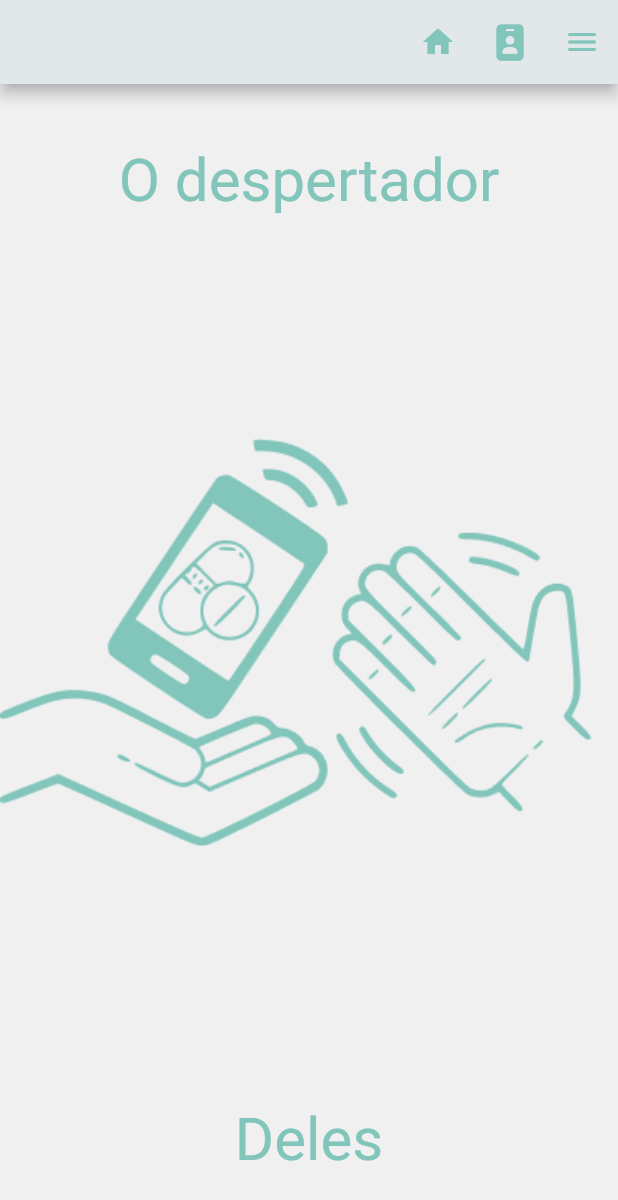
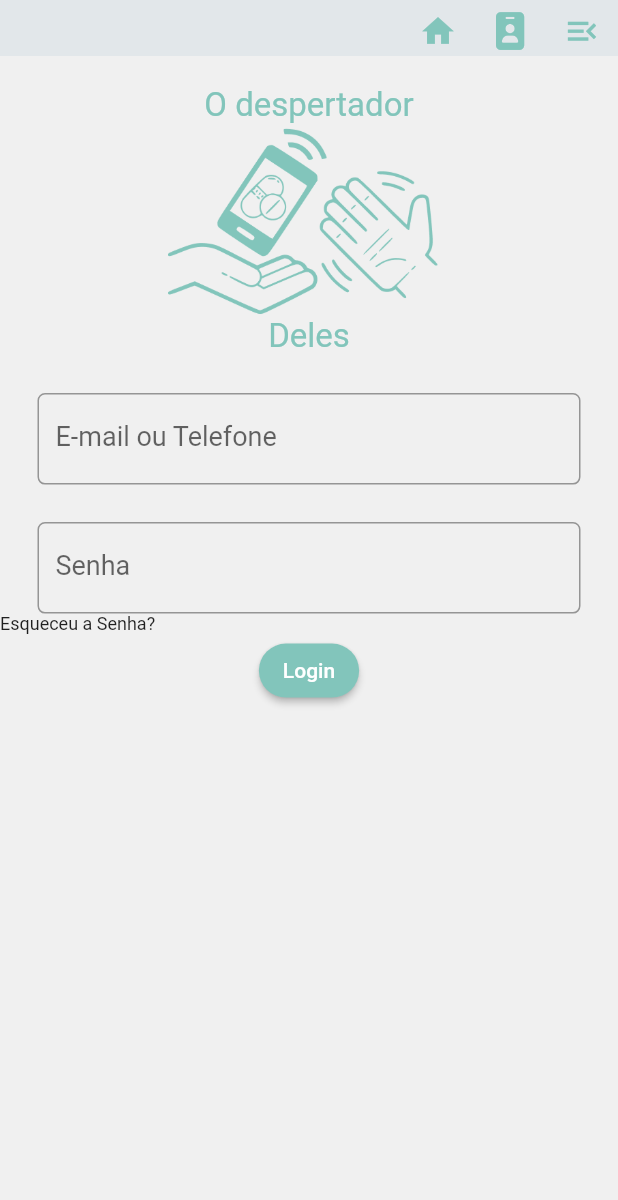
Before and after one commit to hallefcalves/smart_mhealth_admin, a Flutter app: the screen it shows after launch, on a phone screen of 412 x 824 dp. Shown: the top 1200 px of the screen. Run offline on Flutter 3.47's test engine with Material 2 defaults, Android fonts, the light colour scheme and no system bars; our stand-ins replace font_awesome_flutter, google_fonts.

Commit message:
Login screen progress

```diff
--- a/lib/components/appbar.dart
+++ b/lib/components/appbar.dart
@@ -10,21 +10,31 @@ class AppBarCustom extends StatelessWidget with PreferredSizeWidget {
     return AppBar(
       backgroundColor: MyTheme.defaultTheme.appBarTheme.backgroundColor,
       iconTheme: IconThemeData(color: MyTheme.defaultTheme.primaryColor),
+      elevation: 0,
       actions: <Widget>[
         IconButton(
           onPressed: () {
             Scaffold.of(context).openEndDrawer();
           },
-          icon: Icon(Icons.home),
+          icon: const Icon(
+            Icons.home,
+            size: 25.0,
+          ),
         ),
         IconButton(
-          icon: FaIcon(FontAwesomeIcons.solidIdBadge),
+          icon: const FaIcon(
+            FontAwesomeIcons.solidIdBadge,
+            size: 25.0,
+          ),
           onPressed: () {
             Scaffold.of(context).openEndDrawer();
           },
         ),
         IconButton(
-          icon: Icon(Icons.menu),
+          icon: const Icon(
+            Icons.menu_open,
+            size: 25.0,
+          ),
           onPressed: () {
             Scaffold.of(context).openEndDrawer();
           },
@@ -34,5 +44,5 @@ class AppBarCustom extends StatelessWidget with PreferredSizeWidget {
   }
 
   @override
-  Size get preferredSize => const Size.fromHeight(kToolbarHeight);
+  Size get preferredSize => const Size.fromHeight(kToolbarHeight/1.5);
 }
--- a/lib/screens/login.dart
+++ b/lib/screens/login.dart
@@ -1,4 +1,4 @@
-import 'dart:io';
+import 'dart:ui';
 
 import 'package:flutter/material.dart';
 import 'package:smart_mhealth_admin/components/appbar.dart';
@@ -8,52 +8,106 @@ import 'package:smart_mhealth_admin/themes/color.dart';
 
 class Login extends StatelessWidget {
   Login({Key? key}) : super(key: key);
-  final String image = '../assets/images/logo.svg';
+  final String image = 'lib/assets/images/Logo_Verde.png';
   @override
   Widget build(BuildContext context) {
     return Scaffold(
-      appBar: AppBarCustom(),
-      endDrawer: DrawerCustom(),
-      body: Container(
-        child: Column(
-          mainAxisAlignment: MainAxisAlignment.spaceBetween,
-          crossAxisAlignment: CrossAxisAlignment.start,
+      appBar: const AppBarCustom(),
+      endDrawer: const DrawerCustom(),
+      body: Column(
         children: <Widget>[
           Padding(
-              padding: const EdgeInsets.all(41.0),
-              child: Align(
-                alignment: Alignment.center,
+            padding: const EdgeInsets.only(top: 20.0),
             child: Text(
               'O despertador',
-                  textDirection: TextDirection.ltr,
-                  textAlign: TextAlign.center,
               style: GoogleFonts.rampartOne(
-                    fontSize: 40,
+                fontSize: 22,
                 fontWeight: FontWeight.w400,
                 color: MyTheme.defaultTheme.primaryColor,
               ),
             ),
           ),
+          Center(
+            child: Image.asset(
+              image,
+              scale: 2.2,
             ),
-            Image.asset('lib/assets/images/Logo_Verde.png'),
-            Padding(
-              padding: const EdgeInsets.all(41.0),
-              child: Align(
-                alignment: Alignment.center,
-                child: Text(
+          ),
+          Text(
             'Deles',
-                  textDirection: TextDirection.ltr,
-                  textAlign: TextAlign.center,
             style: GoogleFonts.rampartOne(
-                    fontSize: 40,
+              fontSize: 22,
               fontWeight: FontWeight.w400,
               color: MyTheme.defaultTheme.primaryColor,
             ),
           ),
+          Padding(
+            padding: const EdgeInsets.all(25.0),
+            child: TextField(
+              decoration: InputDecoration(
+                alignLabelWithHint: false,
+                hintText: 'joao.silva@exemplo.com',
+                hintStyle: GoogleFonts.roboto(
+                  fontSize: 18,
+                  fontWeight: FontWeight.w400,
+                  color: Colors.grey.withOpacity(0.5),
+                ),
+                labelText: 'E-mail ou Telefone',
+                labelStyle: GoogleFonts.roboto(
+                  fontSize: 18,
+                  fontWeight: FontWeight.w400,
+                ),
+                border: OutlineInputBorder(
+                  borderRadius: BorderRadius.circular(5),
                 ),
               ),
+            ),
+          ),
+          Padding(
+            padding: const EdgeInsets.only(right: 25.0, left: 25.0),
+            child: TextField(
+              decoration: InputDecoration(
+                alignLabelWithHint: false,
+                hintText: '**************',
+                hintStyle: GoogleFonts.roboto(
+                  fontSize: 18,
+                  fontWeight: FontWeight.w400,
+                  color: Colors.grey.withOpacity(0.5),
+                ),
+                labelText: 'Senha',
+                labelStyle: GoogleFonts.roboto(
+                  fontSize: 18,
+                  fontWeight: FontWeight.w400,
+                ),
+                border: OutlineInputBorder(
+                  borderRadius: BorderRadius.circular(5),
+                ),
+              ),
+            ),
+          ),
+          Align(
+            alignment: Alignment.topLeft,
+            child: Text(
+
+              textDirection: TextDirection.ltr,
+              style: GoogleFonts.roboto(
+                fontSize: 12,
+
+              ),
+              'Esqueceu a Senha?',
+            ),
+          ),
+          ElevatedButton(
+            onPressed: () => {},
+            child: const Text('Login'),
+            style: ElevatedButton.styleFrom(
+              primary: MyTheme.defaultTheme.primaryColor,
+              shape: RoundedRectangleBorder(
+                borderRadius: BorderRadius.circular(30),
+              ),
+            ),
+          )
         ],
-        ),
       ),
     );
   }
```
Also changed, not shown: lib/assets/images/Logo_Verde.png. Lines whose indentation alone changed are shown as unchanged.
